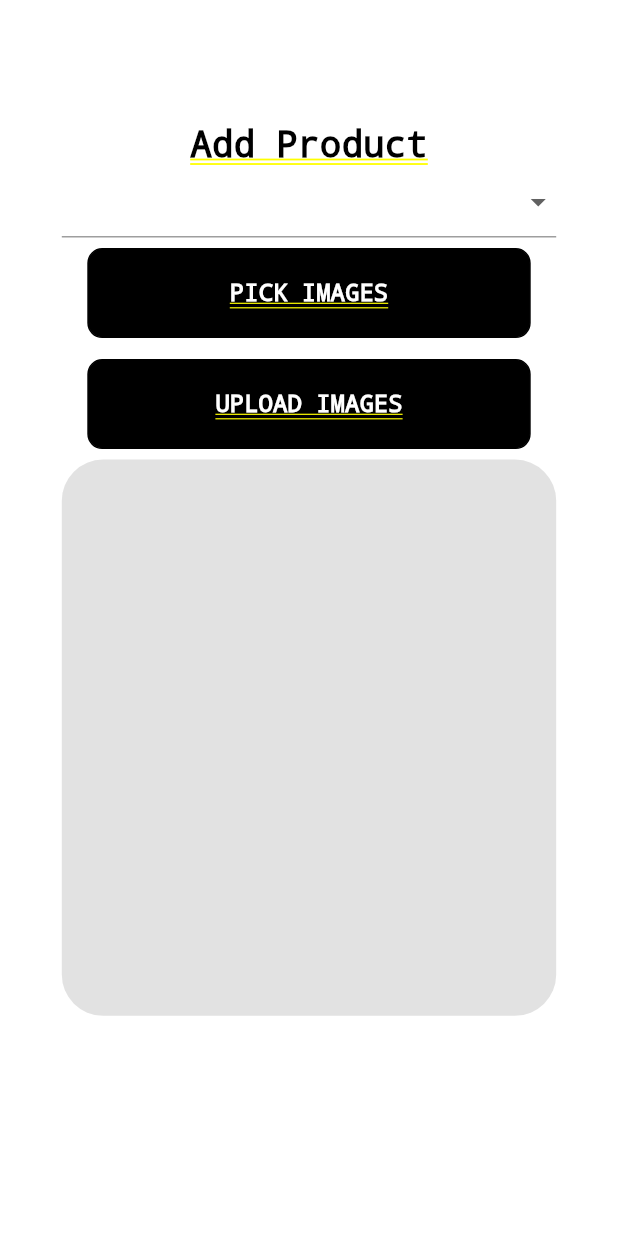
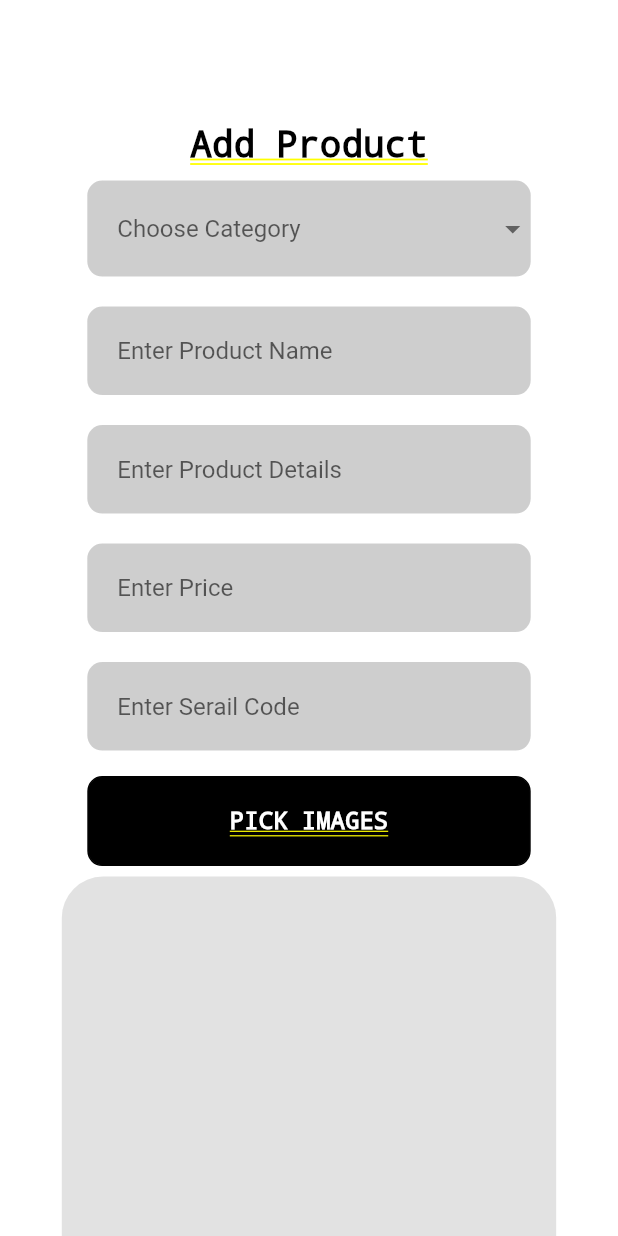
Before and after one commit to realfaiq/ecommerce_store, a Flutter app: the AddProductScreen screen opened by its route, on a phone screen of 412 x 824 dp. Run offline on Flutter 3.47's test engine with Material 2 defaults, Android fonts, the phone set to English and light mode, and no system bars; our stand-ins replace carousel_slider, cloud_firestore, firebase_auth, firebase_core, firebase_storage, image_picker and 1 more; missing offline and left inert: flutter_admin_scaffold; accounts and stored records are empty; network calls fail.

Commit message:
Admin Panel Further Enhanced

```diff
--- a/lib/screens/web_admin/add_Product_Screen.dart
+++ b/lib/screens/web_admin/add_Product_Screen.dart
@@ -1,7 +1,11 @@
 import 'dart:io';
 
+import 'package:cloud_firestore/cloud_firestore.dart';
 import 'package:ecommerce_store/utils/styles.dart';
 import 'package:ecommerce_store/widgets/ecoButton.dart';
+import 'package:ecommerce_store/widgets/textField.dart';
+import 'package:firebase_storage/firebase_storage.dart';
+import 'package:flutter/foundation.dart';
 import 'package:flutter/material.dart';
 import 'package:image_picker/image_picker.dart';
 import 'package:sizer/sizer.dart';
@@ -14,6 +18,17 @@ class AddProductScreen extends StatefulWidget {
 }
 
 class _AddProductScreenState extends State<AddProductScreen> {
+  TextEditingController _categoryController = TextEditingController();
+  TextEditingController _productNameController = TextEditingController();
+  TextEditingController _productDetailsController = TextEditingController();
+  TextEditingController _priceController = TextEditingController();
+  TextEditingController _serialCodeController = TextEditingController();
+  TextEditingController _isOnSaleController = TextEditingController();
+
+  bool isOnSale = false;
+  bool isPopular = false;
+  bool isFavorite = false;
+
   List categories = [
     "GROCERIES",
     "COSMETICS",
@@ -25,6 +40,9 @@ class _AddProductScreenState extends State<AddProductScreen> {
   String? selectedValue;
   final imagePicker = ImagePicker();
   List<XFile> images = [];
+  List<String> imageURLS = [];
+  bool isSaving = false;
+  bool isUploading = false;
   @override
   Widget build(BuildContext context) {
     return SingleChildScrollView(
@@ -38,7 +56,19 @@ class _AddProductScreenState extends State<AddProductScreen> {
                   'Add Product',
                   style: EcommerceStore.boldStyle,
                 ),
-                DropdownButtonFormField(
+                Container(
+                  margin:
+                      const EdgeInsets.symmetric(horizontal: 17, vertical: 10),
+                  decoration: BoxDecoration(
+                    color: Colors.grey.withOpacity(0.5),
+                    borderRadius: BorderRadius.circular(10),
+                  ),
+                  child: DropdownButtonFormField(
+                      hint: const Text('Choose Category'),
+                      decoration: const InputDecoration(
+                        border: InputBorder.none,
+                        contentPadding: EdgeInsets.all(20),
+                      ),
                       validator: (value) {
                         if (value == null) {
                           return "Category must be Selected";
@@ -58,6 +88,24 @@ class _AddProductScreenState extends State<AddProductScreen> {
                           selectedValue = value;
                         });
                       }),
+                ),
+                EcoTextField(
+                  controller: _productNameController,
+                  hintText: 'Enter Product Name',
+                ),
+                EcoTextField(
+                  controller: _productDetailsController,
+                  hintText: 'Enter Product Details',
+                  maxLines: 5,
+                ),
+                EcoTextField(
+                  controller: _priceController,
+                  hintText: 'Enter Price',
+                ),
+                EcoTextField(
+                  controller: _serialCodeController,
+                  hintText: 'Enter Serail Code',
+                ),
                 EcoButton(
                   title: "PICK IMAGES",
                   onPress: () {
@@ -65,11 +113,14 @@ class _AddProductScreenState extends State<AddProductScreen> {
                   },
                   isLogIn: true,
                 ),
-                EcoButton(
-                  title: "UPLOAD IMAGES",
-                  onPress: () {},
-                  isLogIn: true,
-                ),
+                // EcoButton(
+                //   title: "UPLOAD IMAGES",
+                //   isLoading: isUploading,
+                //   onPress: () {
+                //     uploadImages();
+                //   },
+                //   isLogIn: true,
+                // ),
                 Container(
                   height: 45.h,
                   decoration: BoxDecoration(
@@ -109,6 +160,14 @@ class _AddProductScreenState extends State<AddProductScreen> {
                     },
                     itemCount: images.length,
                   ),
+                ),
+                EcoButton(
+                  title: 'SAVE',
+                  isLogIn: true,
+                  onPress: () {
+                    save();
+                  },
+                  isLoading: isSaving,
                 )
               ],
             ),
@@ -116,6 +175,22 @@ class _AddProductScreenState extends State<AddProductScreen> {
         ),
       ),
     );
+  }
+
+  save() async {
+    setState(() {
+      isSaving = true;
+    });
+    await uploadImages();
+    await FirebaseFirestore.instance
+        .collection('products')
+        .add({'images': imageURLS}).whenComplete(() {
+      setState(() {
+        isSaving = false;
+        images.clear();
+        imageURLS.clear();
+      });
+    });
   }
 
   pickImage() async {
@@ -128,4 +203,28 @@ class _AddProductScreenState extends State<AddProductScreen> {
       print('No Images selected');
     }
   }
+
+  Future postImages(XFile? imageFile) async {
+    setState(() {
+      isUploading = true;
+    });
+    String? urls;
+    Reference ref =
+        FirebaseStorage.instance.ref().child('images').child(imageFile!.name);
+    if (kIsWeb) {
+      await ref.putData(await imageFile.readAsBytes(),
+          SettableMetadata(contentType: "image/jpeg"));
+      urls = await ref.getDownloadURL();
+      setState(() {
+        isUploading = false;
+      });
+      return urls;
     }
+  }
+
+  uploadImages() async {
+    for (var image in images) {
+      await postImages(image).then((downLoadUrl) => imageURLS.add(downLoadUrl));
+    }
+  }
+}
--- a/lib/widgets/textField.dart
+++ b/lib/widgets/textField.dart
@@ -6,8 +6,10 @@ class EcoTextField extends StatefulWidget {
   String? Function(String?)? validate;
   bool isPassword;
   Widget? icon;
+  int? maxLines;
   final TextInputAction? textInputAction;
   final FocusNode? focusNode;
+
   EcoTextField(
       {this.hintText,
       this.validate,
@@ -15,7 +17,8 @@ class EcoTextField extends StatefulWidget {
       this.textInputAction,
       this.focusNode,
       this.isPassword = false,
-      this.icon});
+      this.icon,
+      this.maxLines});
 
   @override
   State<EcoTextField> createState() => _EcoTextFieldState();
@@ -30,6 +33,7 @@ class _EcoTextFieldState extends State<EcoTextField> {
           color: Colors.grey.withOpacity(0.5),
           borderRadius: BorderRadius.circular(10)),
       child: TextFormField(
+        // maxLines: widget.maxLines == 1 ? 1 : widget.maxLines,
         focusNode: widget.focusNode,
         textInputAction: widget.textInputAction,
         controller: widget.controller,
```
Also changed, not shown: lib/models/product_Model.dart (added, +24 -0 lines). Lines whose indentation alone changed are shown as unchanged.
